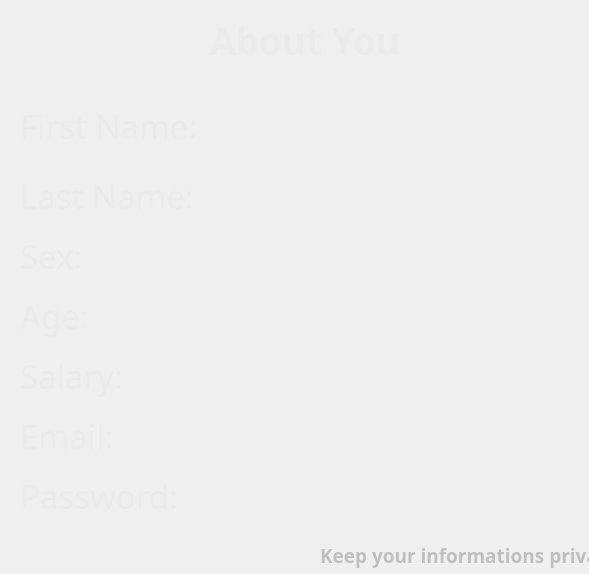
This is SweetsStore/aboutmedialog.ui in vince-exe/SweetsStore as Qt 5 draws it before an edit. The edited form follows.
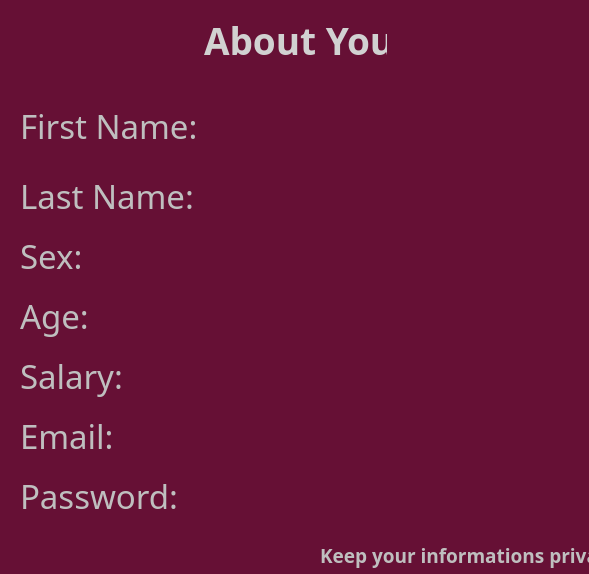
This is the edited form.

What changed in the file:
```diff
--- a/SweetsStore/aboutmedialog.ui
+++ b/SweetsStore/aboutmedialog.ui
@@ -13,10 +13,15 @@
   <property name="windowTitle">
    <string>Dialog</string>
   </property>
+  <property name="styleSheet">
+   <string notr="true">QDialog {
+	background-color: rgb(102, 16, 53);
+}</string>
+  </property>
   <widget class="QLabel" name="titleLabel">
    <property name="geometry">
     <rect>
-     <x>210</x>
+     <x>190</x>
      <y>10</y>
      <width>201</width>
      <height>61</height>
@@ -31,7 +36,14 @@
    </property>
    <property name="styleSheet">
     <string notr="true">QLabel {
-color: rgb(235, 235, 235)
+color: rgb(209, 209, 209);
+border: 5px solid '#1a1818';
+border-radius: 16px;
+padding: 4px;
+}
+
+QLabel::hover {
+background-color: rgb(84, 13, 43);
 }</string>
    </property>
    <property name="text">
@@ -55,7 +67,7 @@
    </property>
    <property name="styleSheet">
     <string notr="true">QLabel {
-color: rgb(235, 235, 235)
+color: rgb(191, 191, 191)
 }</string>
    </property>
    <property name="text">
@@ -79,7 +91,7 @@
    </property>
    <property name="styleSheet">
     <string notr="true">QLabel {
-color: rgb(235, 235, 235)
+color: rgb(191, 191, 191)
 }</string>
    </property>
    <property name="text">
@@ -103,7 +115,7 @@
    </property>
    <property name="styleSheet">
     <string notr="true">QLabel {
-color: rgb(235, 235, 235)
+color: rgb(191, 191, 191)
 }</string>
    </property>
    <property name="text">
@@ -127,7 +139,7 @@
    </property>
    <property name="styleSheet">
     <string notr="true">QLabel {
-color: rgb(235, 235, 235)
+color: rgb(191, 191, 191)
 }</string>
    </property>
    <property name="text">
@@ -151,7 +163,7 @@
    </property>
    <property name="styleSheet">
     <string notr="true">QLabel {
-color: rgb(235, 235, 235)
+color: rgb(191, 191, 191)
 }</string>
    </property>
    <property name="text">
@@ -175,7 +187,7 @@
    </property>
    <property name="styleSheet">
     <string notr="true">QLabel {
-color: rgb(235, 235, 235)
+color: rgb(191, 191, 191)
 }</string>
    </property>
    <property name="text">
@@ -199,7 +211,7 @@
    </property>
    <property name="styleSheet">
     <string notr="true">QLabel {
-color: rgb(235, 235, 235)
+color: rgb(191, 191, 191)
 }</string>
    </property>
    <property name="text">
```
